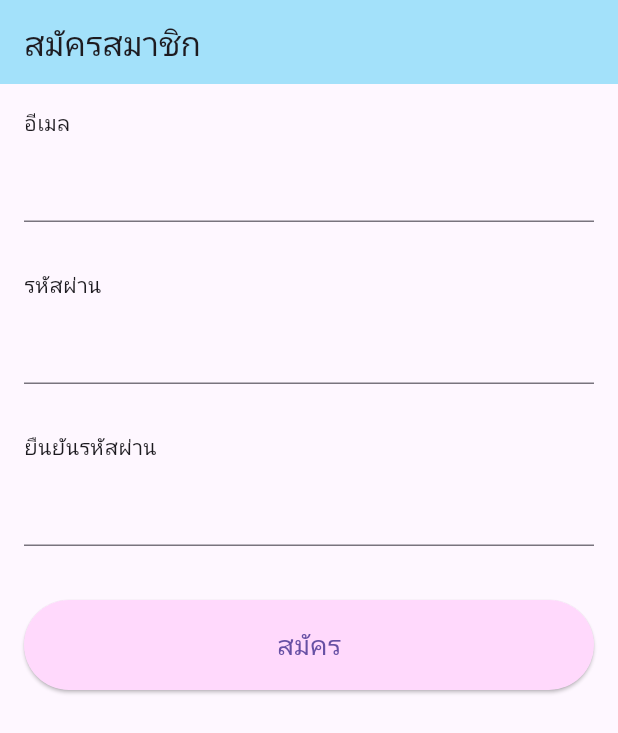
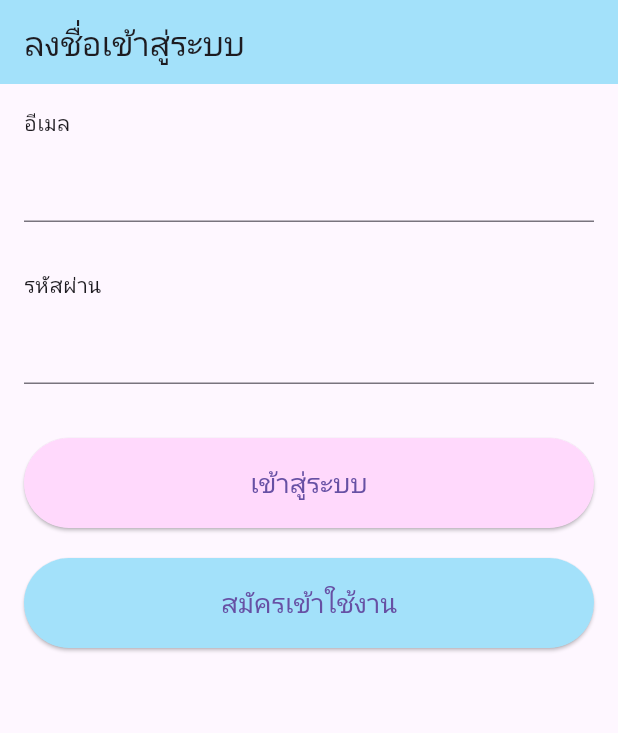
Before and after one commit to 65143033/todo_getx, a Flutter app: the screen it shows after launch, on a phone screen of 412 x 824 dp. Shown: the top 733 px of the screen. Run offline on Flutter 3.47's test engine with Material 3 defaults, Android fonts, the phone set to English and light mode, and no system bars; our stand-ins replace firebase_auth, firebase_core, get, get_storage; accounts and stored records are empty.

Commit message:
login(indevelop)

```diff
--- a/lib/controllers/auth_controller.dart
+++ b/lib/controllers/auth_controller.dart
@@ -15,4 +15,16 @@ class AuthController extends GetxController {
       Get.snackbar("สมัครสมาชิกก", e.toString());
     }
   }
+
+  Future<void> login(String email, String password) async {
+    try {
+      await firebaseAuth.signInWithEmailAndPassword(
+        email: email,
+        password: password,
+      );
+      Get.snackbar("เข้าสู่ระบบ", "เข้าสู่ระบบเสร็จสิ้น");
+    } catch (e) {
+      Get.snackbar("เข้าสู่ระบบ", e.toString());
+    }
+  }
 }
--- a/lib/main.dart
+++ b/lib/main.dart
@@ -2,6 +2,7 @@ import 'package:firebase_core/firebase_core.dart';
 import 'package:flutter/material.dart';
 import 'package:get/get_navigation/src/root/get_material_app.dart';
 import 'package:todo_getx/services/storage_service.dart';
+import 'package:todo_getx/views/login_view.dart';
 import 'package:todo_getx/views/register_view.dart';
 
 import 'firebase_options.dart';
@@ -18,6 +19,6 @@ class MyApp extends StatelessWidget {
 
   @override
   Widget build(BuildContext context) {
-    return GetMaterialApp(title: 'Flutter GetX', home: RegisterView()); //Home
+    return GetMaterialApp(title: 'Flutter GetX', home: LoginView()); //Home
   }
 }
--- a/lib/views/login_view.dart
+++ b/lib/views/login_view.dart
@@ -0,0 +1,87 @@
+import 'package:flutter/material.dart';
+import 'package:get/get.dart';
+import 'package:todo_getx/controllers/auth_controller.dart';
+import 'package:todo_getx/views/register_view.dart';
+import 'package:todo_getx/widgets/app_text_feild.dart';
+
+class LoginView extends StatelessWidget {
+  LoginView({super.key});
+  final emailController = TextEditingController();
+  final passwordController = TextEditingController();
+
+  AuthController authController = Get.put(AuthController());
+  @override
+  Widget build(BuildContext context) {
+    return Scaffold(
+      appBar: AppBar(
+        title: Text("ลงชื่อเข้าสู่ระบบ"),
+        backgroundColor: Color.fromARGB(255, 163, 225, 250),
+      ),
+
+      body: Padding(
+        padding: const EdgeInsets.all(16.0), // เพิ่ม Padding รอบๆ Body
+        child: Column(
+          crossAxisAlignment: CrossAxisAlignment.start,
+          children: [
+            AppTextFeild(label: "อีเมล", controller: emailController),
+            SizedBox(height: 16),
+            AppTextFeild(
+              label: "รหัสผ่าน",
+              controller: passwordController,
+              hideText: true,
+            ),
+            SizedBox(height: 20),
+            ElevatedButton(
+              style: ElevatedButton.styleFrom(
+                backgroundColor: const Color.fromARGB(255, 255, 217, 252),
+                padding: EdgeInsets.symmetric(vertical: 16),
+                minimumSize: Size(double.infinity, 60), // ปรับขนาดปุ่ม
+                textStyle: TextStyle(fontSize: 18), // ปรับขนาดตัวอักษร
+              ),
+              onPressed: () {
+                if (!GetUtils.isEmail(emailController.text)) {
+                  //ตรวจสอบว่าเป็นอีเมลไหม
+                  Get.snackbar(
+                    "ผิดพลาด",
+                    "กรุณากรอกอีเมลให้ถูกต้อง",
+                    backgroundColor: Colors.red.withOpacity(0.3),
+                    colorText: Colors.black,
+                  );
+                  return;
+                }
+                // if (passwordController.text.length < 6) {
+                //   //ตรวจสอบว่ากรอกรหัส ผ่านอย่างน้อย 6 ตัว
+                //   Get.snackbar(
+                //     "ผิดพลาด",
+                //     "รหัสผ่านไม่ถูกต้อง",
+                //     backgroundColor: Colors.red.withOpacity(0.3),
+                //     colorText: Colors.black,
+                //   );
+                //   return;
+                // }
+                authController.login(
+                  emailController.text,
+                  passwordController.text,
+                );
+              },
+              child: Text("เข้าสู่ระบบ"),
+            ),
+            SizedBox(height: 20),
+            ElevatedButton(
+              style: ElevatedButton.styleFrom(
+                backgroundColor: Color.fromARGB(255, 163, 225, 250),
+                padding: EdgeInsets.symmetric(vertical: 16),
+                minimumSize: Size(double.infinity, 60), // ปรับขนาดปุ่ม
+                textStyle: TextStyle(fontSize: 18), // ปรับขนาดตัวอักษร
+              ),
+              onPressed: () {
+                Get.to(RegisterView());
+              },
+              child: Text("สมัครเข้าใช้งาน"),
+            ),
+          ],
+        ),
+      ),
+    );
+  }
+}
--- a/lib/views/register_view.dart
+++ b/lib/views/register_view.dart
@@ -17,7 +17,6 @@ class RegisterView extends StatelessWidget {
         title: Text("สมัครสมาชิก"),
         backgroundColor: Color.fromARGB(255, 163, 225, 250),
       ),
-
       body: Padding(
         padding: const EdgeInsets.all(16.0), // เพิ่ม Padding รอบๆ Body
         child: Column(
--- a/lib/widgets/app_text_feild.dart
+++ b/lib/widgets/app_text_feild.dart
@@ -4,8 +4,14 @@ import 'package:flutter/material.dart';
 class AppTextFeild extends StatelessWidget {
   final String label;
   final TextEditingController controller;
+  final bool hideText;
 
-  const AppTextFeild({super.key, required this.label, required this.controller});
+  const AppTextFeild({
+    super.key,
+    required this.label,
+    required this.controller,
+    this.hideText = false,
+  });
 
   @override
   Widget build(BuildContext context) {
@@ -14,7 +20,7 @@ class AppTextFeild extends StatelessWidget {
       children: [
         Text(label),
         SizedBox(height: 8),
-        TextField(controller: controller),
+        TextField(controller: controller, obscureText: hideText),
         SizedBox(height: 16),
       ],
     );
```
